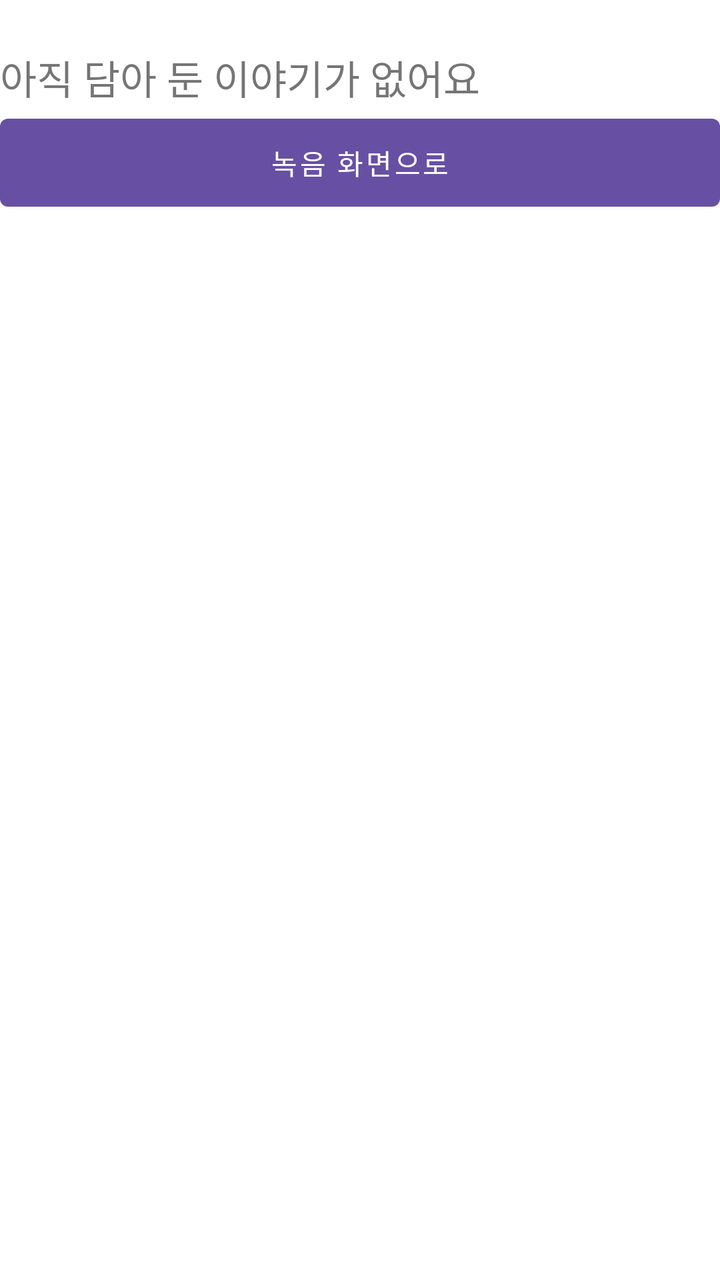
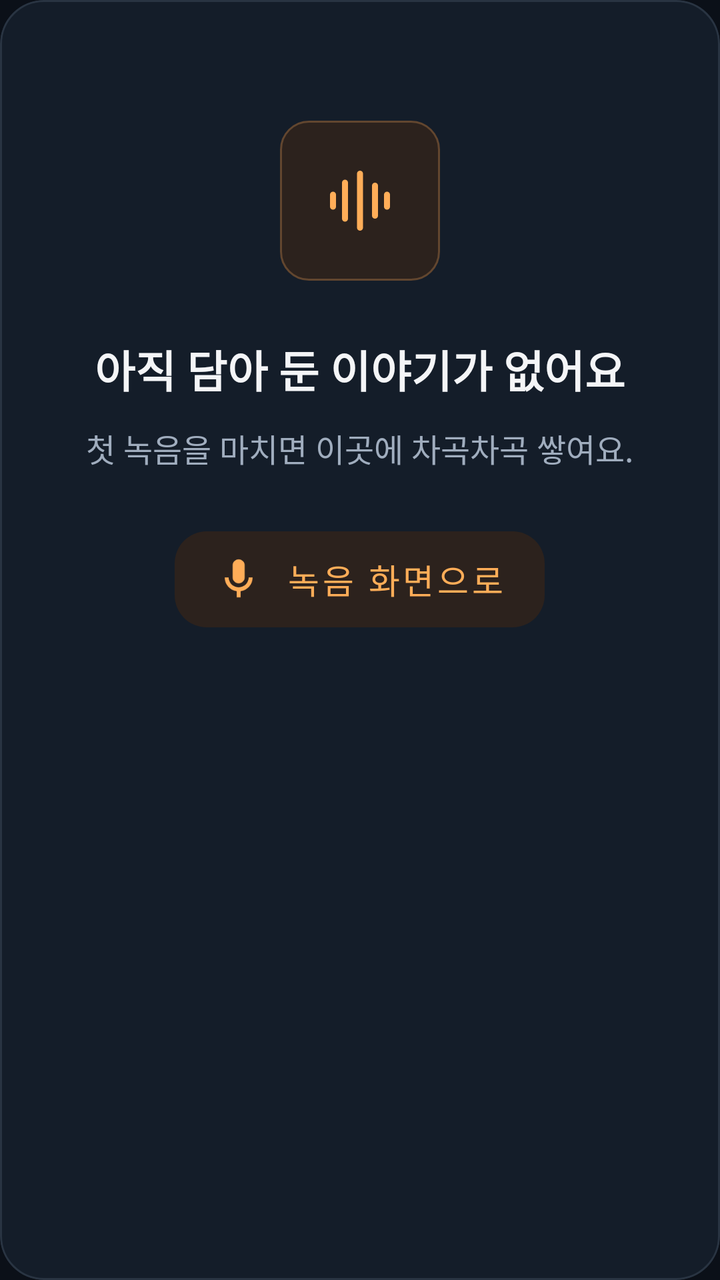

Two renders of the same Android screen: before a commit and after it. Below are the layout's source before the change and the commit's diff.
<!-- AndroidManifest.xml: application theme Theme.HD_project -->
<!-- res/layout/archive_empty.xml -->
<?xml version="1.0" encoding="utf-8"?>
<LinearLayout xmlns:android="http://schemas.android.com/apk/res/android"
    android:layout_width="match_parent" android:layout_height="wrap_content"
    android:orientation="vertical" android:paddingVertical="24dp">
    <TextView android:layout_width="match_parent" android:layout_height="wrap_content"
        android:text="@string/archive_empty_title" android:textSize="20sp" />
    <Button android:id="@+id/return_to_recorder" android:layout_width="match_parent"
        android:layout_height="wrap_content" android:minHeight="56dp" android:text="@string/return_to_recorder" />
</LinearLayout>
<!-- resources referenced by this layout -->
<resources>
  <style name="Theme.HD_project" parent="Theme.MaterialComponents.DayNight.NoActionBar">
          <item name="colorPrimary">@color/sample_primary</item>
          <item name="colorSecondary">@color/sample_primary</item>
      </style>
  <color name="sample_primary">#6750A4</color>
  <!-- unchanged entries left out for length: 2 -->
</resources>

<!-- the commit's change to res/layout/archive_empty.xml (unified diff, before → after) -->
@@ -1,9 +1,16 @@
-<?xml version="1.0" encoding="utf-8"?>
-<LinearLayout xmlns:android="http://schemas.android.com/apk/res/android"
-    android:layout_width="match_parent" android:layout_height="wrap_content"
-    android:orientation="vertical" android:paddingVertical="24dp">
-    <TextView android:layout_width="match_parent" android:layout_height="wrap_content"
-        android:text="@string/archive_empty_title" android:textSize="20sp" />
-    <Button android:id="@+id/return_to_recorder" android:layout_width="match_parent"
-        android:layout_height="wrap_content" android:minHeight="56dp" android:text="@string/return_to_recorder" />
-</LinearLayout>
+<com.google.android.material.card.MaterialCardView xmlns:android="http://schemas.android.com/apk/res/android"
+    xmlns:app="http://schemas.android.com/apk/res-auto" style="@style/Widget.Journal.Card">
+    <LinearLayout android:layout_width="match_parent" android:layout_height="wrap_content"
+        android:orientation="vertical" android:padding="32dp" android:gravity="center" android:minHeight="380dp">
+        <ImageView android:layout_width="80dp" android:layout_height="80dp" android:padding="22dp"
+            android:src="@drawable/ic_audio" app:tint="@color/sample_primary"
+            android:background="@drawable/bg_accent_tile" android:importantForAccessibility="no" />
+        <TextView style="@style/Text.Journal.Section" android:text="@string/archive_empty_title"
+            android:layout_marginTop="28dp" android:gravity="center" />
+        <TextView style="@style/Text.Journal.Body" android:text="@string/archive_empty_description"
+            android:layout_marginTop="12dp" android:gravity="center" />
+        <com.google.android.material.button.MaterialButton android:id="@+id/return_to_recorder"
+            style="@style/Widget.Journal.Navigation.Selected" android:text="@string/return_to_recorder"
+            android:layout_marginTop="24dp" app:icon="@drawable/ic_mic" />
+    </LinearLayout>
+</com.google.android.material.card.MaterialCardView>
<!-- resource entries referenced after the edit -->
@@ -2,9 +2,103 @@
 <resources>
   <style name="Theme.HD_project" parent="Theme.MaterialComponents.DayNight.NoActionBar">
           <item name="colorPrimary">@color/sample_primary</item>
+          <item name="colorPrimaryVariant">@color/sample_primary</item>
+          <item name="colorOnPrimary">@color/button_text</item>
           <item name="colorSecondary">@color/sample_primary</item>
+          <item name="android:windowBackground">@color/screen_background</item>
+          <item name="android:statusBarColor">@color/screen_background</item>
+          <item name="android:navigationBarColor">@color/screen_background</item>
+          <item name="android:windowLightStatusBar">false</item>
+          <item name="android:windowLightNavigationBar">false</item>
+          <item name="colorSurface">@color/card_background</item>
+          <item name="colorOnSurface">@color/text_primary</item>
+          <item name="android:textColorPrimary">@color/text_primary</item>
+          <item name="android:textColorSecondary">@color/text_secondary</item>
+          <item name="android:colorAccent">@color/sample_primary</item>
+          <item name="shapeAppearanceMediumComponent">@style/Shape.Journal</item>
+          <item name="materialAlertDialogTheme">@style/ThemeOverlay.Journal.Dialog</item>
       </style>
-  <color name="sample_primary">#6750A4</color>
+  <color name="accent_surface">#2C221D</color>
+  <color name="accent_outline">#62462F</color>
+  <color name="text_secondary">#A0ADBE</color>
+  <color name="card_background">#141D29</color>
+  <color name="outline">#293442</color>
+  <color name="button_text">#201408</color>
+  <color name="screen_background">#0B1018</color>
+  <color name="text_primary">#F4F5F7</color>
+  <style name="Shape.Journal" parent="ShapeAppearance.MaterialComponents.MediumComponent">
+          <item name="cornerFamily">rounded</item>
+          <item name="cornerSize">20dp</item>
+      </style>
+  <style name="ThemeOverlay.Journal.Dialog" parent="ThemeOverlay.MaterialComponents.MaterialAlertDialog">
+          <item name="colorSurface">@color/card_elevated</item>
+          <item name="colorOnSurface">@color/text_primary</item>
+          <item name="android:textColorPrimary">@color/text_primary</item>
+          <item name="android:textColorSecondary">@color/text_secondary</item>
+          <item name="materialAlertDialogTitleTextStyle">@style/Widget.Journal.DialogTitle</item>
+          <item name="materialAlertDialogBodyTextStyle">@style/Widget.Journal.DialogBody</item>
+          <item name="buttonBarPositiveButtonStyle">@style/Widget.Journal.DialogButton</item>
+          <item name="buttonBarNegativeButtonStyle">@style/Widget.Journal.DialogButton</item>
+          <item name="buttonBarNeutralButtonStyle">@style/Widget.Journal.DialogButton</item>
+      </style>
+  <color name="card_elevated">#192431</color>
+  <style name="Widget.Journal.DialogTitle" parent="MaterialAlertDialog.MaterialComponents.Title.Text">
+          <item name="android:textSize">25sp</item>
+          <item name="android:textStyle">bold</item>
+          <item name="android:textColor">@color/text_primary</item>
+      </style>
+  <style name="Widget.Journal.DialogBody" parent="MaterialAlertDialog.MaterialComponents.Body.Text">
+          <item name="android:textSize">18sp</item>
+          <item name="android:lineSpacingExtra">5dp</item>
+          <item name="android:textColor">@color/text_secondary</item>
+      </style>
+  <style name="Widget.Journal.DialogButton" parent="Widget.MaterialComponents.Button.TextButton.Dialog">
+          <item name="android:textSize">17sp</item>
+          <item name="android:minHeight">56dp</item>
+          <item name="android:textColor">@color/sample_primary</item>
+      </style>
+  <color name="sample_primary">#FFAD58</color>
+  <!-- drawable bg_accent_tile (drawable) -->
+  <shape xmlns:android="http://schemas.android.com/apk/res/android">
+      <solid android:color="@color/accent_surface" />
+      <corners android:radius="14dp" />
+      <stroke android:width="1dp" android:color="@color/accent_outline" />
+  </shape>
+  <!-- drawable ic_audio (drawable) -->
+  <vector xmlns:android="http://schemas.android.com/apk/res/android" android:width="28dp"
+      android:height="28dp" android:viewportWidth="24" android:viewportHeight="24">
+      <path android:fillColor="#00000000" android:strokeColor="#FFFFFFFF" android:strokeWidth="2"
+          android:strokeLineCap="round" android:pathData="M3,10V14M7,6V18M12,3V21M17,7V17M21,10V14" />
+  </vector>
+  <!-- drawable ic_mic (drawable) -->
+  <vector xmlns:android="http://schemas.android.com/apk/res/android"
+      android:width="24dp" android:height="24dp" android:viewportWidth="24" android:viewportHeight="24">
+      <path android:fillColor="#FFFFFFFF" android:pathData="M12,14a3,3 0,0 0,3 -3V5a3,3 0,0 0,-6 0v6a3,3 0,0 0,3 3M17,11a5,5 0,0 1,-10 0H5a7,7 0,0 0,6 6.92V21h2v-3.08A7,7 0,0 0,19 11Z" />
+  </vector>
+  <string name="archive_empty_description">첫 녹음을 마치면 이곳에 차곡차곡 쌓여요.</string>
+  <style name="Text.Journal.Body">
+          <item name="android:textSize">16sp</item>
+          <item name="android:lineSpacingExtra">4dp</item>
+          <item name="android:textColor">@color/text_secondary</item>
+      </style>
+  <style name="Text.Journal.Section">
+          <item name="android:textSize">22sp</item>
+          <item name="android:textStyle">bold</item>
+      </style>
+  <style name="Widget.Journal.Card" parent="Widget.MaterialComponents.CardView">
+          <item name="android:layout_width">match_parent</item>
+          <item name="android:layout_height">wrap_content</item>
+          <item name="cardBackgroundColor">@color/card_background</item>
+          <item name="cardCornerRadius">22dp</item>
+          <item name="cardElevation">0dp</item>
+          <item name="strokeColor">@color/outline</item>
+          <item name="strokeWidth">1dp</item>
+      </style>
+  <style name="Widget.Journal.Navigation.Selected">
+          <item name="android:textColor">@color/sample_primary</item>
+          <item name="backgroundTint">@color/accent_surface</item>
+          <item name="iconTint">@color/sample_primary</item>
+      </style>
   <!-- unchanged entries left out for length: 2 -->
 </resources>
 
